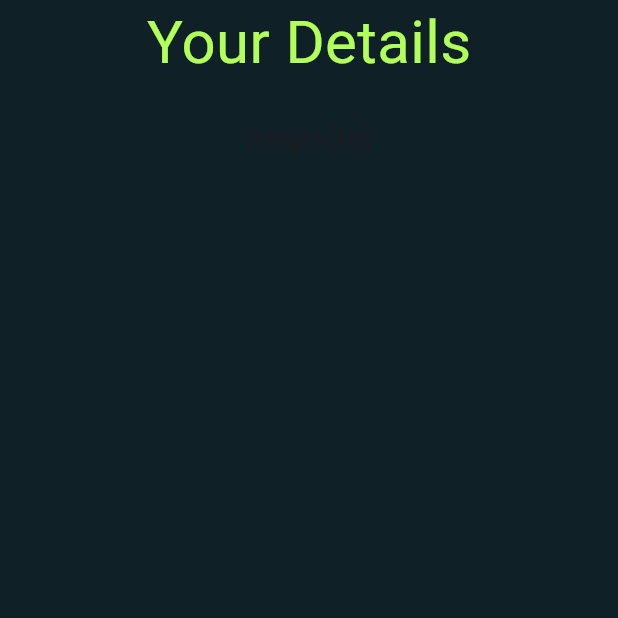
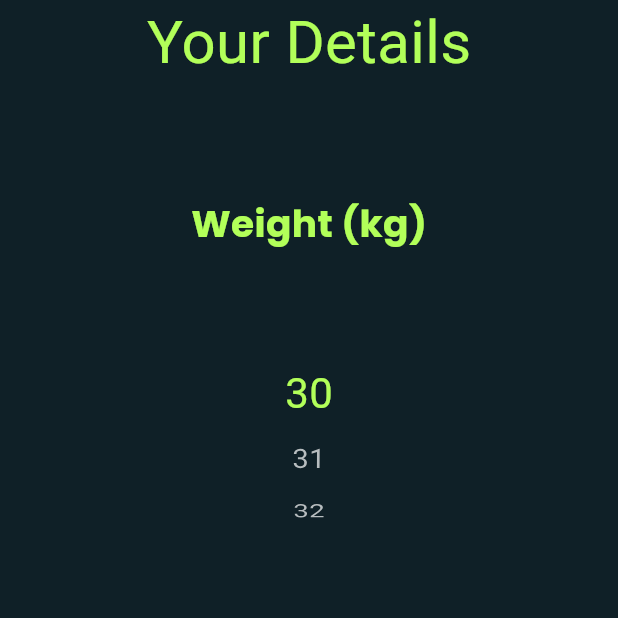
Before and after one commit to mishiyama/Fluttermind, a Flutter app: the PersonalDetails screen opened by its route, on a phone screen of 412 x 824 dp, the top half of it. Run offline on Flutter 3.47's test engine with Material 3 defaults, Android fonts, the phone set to English and light mode, and no system bars; our stand-ins replace google_fonts, lottie.

Commit message:
few updates

```diff
--- a/ever_stride/lib/screens/user_weight.dart
+++ b/ever_stride/lib/screens/user_weight.dart
@@ -9,6 +9,14 @@ class PersonalDetails extends StatefulWidget {
 }
 
 class _PersonalDetailsState extends State<PersonalDetails> {
+  final List<int> weights = List.generate(121, (i) => 30 + i); // for weight
+  final List<int> feetList = List.generate(6, (i) => 3 + i); // 3ft–8ft height
+  final List<int> inchesList = List.generate(12, (i) => i); // 0in–11in height
+
+  int selectedWeightIndex = 0; // Default selected index for weight
+  int selectedFeetIndex = 0; // Default selected index for feet(height)
+  int selectedInchesIndex = 0; //  Default selected index for inch(height)
+
   @override
   Widget build(BuildContext context) {
     return Scaffold(
@@ -25,15 +33,69 @@ class _PersonalDetailsState extends State<PersonalDetails> {
                 ),
               ),
               Container(
-                padding: const EdgeInsets.fromLTRB(24.0, 24.0, 24.0, 40.0),
+                padding: const EdgeInsets.fromLTRB(24.0, 54.0, 24.0, 0),
                 height: 300,
                 width: 300,
                 color: Colors.transparent,
                 child: Column(
                   children: [
-                    Text(
-                      "Weight(kg)",
-                      style: GoogleFonts.poppins(fontSize: 15),
+                    Expanded(
+                      child: Row(
+                        children: [
+                          Expanded(
+                            child: Column(
+                              children: [
+                                const SizedBox(height: 20),
+                                Text(
+                                  "Weight (kg)",
+                                  style: GoogleFonts.poppins(
+                                    fontSize: 25,
+                                    fontWeight: FontWeight.bold,
+                                    color: Colors.lightGreenAccent,
+                                  ),
+                                ),
+                                Expanded(
+                                  child: ListWheelScrollView.useDelegate(
+                                    itemExtent: 42,
+                                    physics: const FixedExtentScrollPhysics(),
+                                    diameterRatio: 1.5,
+                                    onSelectedItemChanged: (index) {
+                                      setState(
+                                        () => selectedWeightIndex = index,
+                                      );
+                                    },
+                                    childDelegate:
+                                        ListWheelChildBuilderDelegate(
+                                          builder: (context, index) {
+                                            if (index < 0 ||
+                                                index >= weights.length) {
+                                              return const SizedBox();
+                                            }
+                                            final isSelected =
+                                                index == selectedWeightIndex;
+                                            return Center(
+                                              child: Text(
+                                                "${weights[index]}",
+                                                style: TextStyle(
+                                                  fontSize: isSelected
+                                                      ? 28
+                                                      : 20,
+                                                  color: isSelected
+                                                      ? Colors.lightGreenAccent
+                                                      : Colors.white70,
+                                                ),
+                                              ),
+                                            );
+                                          },
+                                          childCount: weights.length,
+                                        ),
+                                  ),
+                                ),
+                              ],
+                            ),
+                          ),
+                        ],
+                      ),
                     ),
                   ],
                 ),
```
